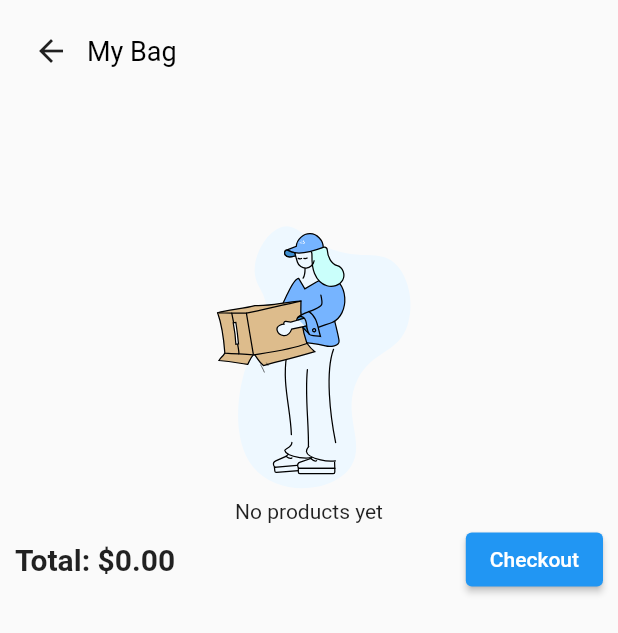
After one commit to UselessApe/e_commerce_app, a Flutter app: the UserBag screen opened directly, on a phone screen of 412 x 824 dp. The commit adds this screen. Shown: the top 633 px of the screen. Run offline on Flutter 3.47's test engine with Material 2 defaults, Android fonts, the phone set to English and light mode, and no system bars; our stand-ins replace cloud_firestore, firebase_auth, firebase_core, firebase_storage, flutter_riverpod, flutter_slidable and 2 more; missing offline and left inert: flutterfire_ui; accounts and stored records are empty; network calls fail.

Commit message:
mybagModel + userbagpage

```diff
--- /dev/null
+++ b/lib/app/pages/user_bag.dart
@@ -0,0 +1,82 @@
+import 'package:e_commerce_app/app/providers.dart';
+import 'package:e_commerce_app/widgets/empty_widget.dart';
+import 'package:flutter/material.dart';
+import 'package:flutter_riverpod/flutter_riverpod.dart';
+
+class UserBag extends ConsumerWidget {
+  const UserBag({Key? key}) : super(key: key);
+
+  @override
+  Widget build(BuildContext context, ref) {
+    final bagViewModel = ref.watch(bagProvider);
+    return Scaffold(
+      body: SafeArea(
+        child: Padding(
+          padding: const EdgeInsets.all(10.0),
+          child: Column(
+            crossAxisAlignment: CrossAxisAlignment.start,
+            children: [
+              // Back button
+              Row(
+                children: [
+                  IconButton(
+                    icon: const Icon(Icons.arrow_back),
+                    onPressed: () {
+                      Navigator.pop(context);
+                    },
+                  ),
+                  const Flexible(
+                    child: Text(
+                      "My Bag",
+                      style: TextStyle(color: Colors.black, fontSize: 18),
+                    ),
+                  ),
+                ],
+              ),
+
+              bagViewModel.productsBag.isEmpty
+                  ? const EmptyWidget()
+                  : Flexible(
+                      child: ListView.builder(
+                        itemCount: bagViewModel.totalProducts,
+                        itemBuilder: (context, index) {
+                          final product = bagViewModel.productsBag[index];
+                          return ListTile(
+                            title: Text(product.name),
+                            subtitle: Text("\$${product.price}"),
+                            trailing: IconButton(
+                              icon: const Icon(Icons.delete),
+                              onPressed: () {
+                                bagViewModel.removeProduct(product);
+                              },
+                            ),
+                          );
+                        },
+                      ),
+                    ),
+              Align(
+                alignment: FractionalOffset.bottomCenter,
+                child: Row(
+                  mainAxisAlignment: MainAxisAlignment.spaceBetween,
+                  children: [
+                    Text(
+                      "Total: \$${bagViewModel.totalPrice.toStringAsFixed(2)}",
+                      style: const TextStyle(
+                        fontSize: 20,
+                        fontWeight: FontWeight.bold,
+                      ),
+                    ),
+                    ElevatedButton(
+                      onPressed: () async {},
+                      child: const Text("Checkout"),
+                    ),
+                  ],
+                ),
+              ),
+            ],
+          ),
+        ),
+      ),
+    );
+  }
+}
--- a/lib/app/providers.dart
+++ b/lib/app/providers.dart
@@ -1,3 +1,4 @@
+import 'package:e_commerce_app/models/bag_view_model.dart';
 import 'package:e_commerce_app/services/firestore_service.dart';
 import 'package:e_commerce_app/services/storage_service.dart';
 import 'package:firebase_auth/firebase_auth.dart';
@@ -33,3 +34,7 @@ final storageProvider = Provider<StorageService?>((ref) {
 });
 
 final addImageProvider = StateProvider<XFile?>((_) => null);
+
+final bagProvider = ChangeNotifierProvider<BagViewModel>((ref) {
+  return BagViewModel();
+});
--- a/lib/widgets/empty_widget.dart
+++ b/lib/widgets/empty_widget.dart
@@ -12,7 +12,8 @@ class EmptyWidget extends StatelessWidget {
       child: Column(
         mainAxisSize: MainAxisSize.min,
         children: [
-          Lottie.asset("assets/anim/empty.json", width: 200, repeat: false),
+          const SizedBox(height: 75),
+          Lottie.asset("assets/anim/empty.json", width: 200, repeat: true),
           Text(text),
         ],
       ),
--- a/lib/widgets/user_top_bar.dart
+++ b/lib/widgets/user_top_bar.dart
@@ -1,3 +1,4 @@
+import 'package:e_commerce_app/app/pages/user_bag.dart';
 import 'package:flutter/material.dart';
 
 class UserTopBar extends StatelessWidget {
@@ -21,8 +22,8 @@ class UserTopBar extends StatelessWidget {
         ),
         IconButton(
           onPressed: () {
-            // Navigator.push(context,
-            //     MaterialPageRoute(builder: (context) => const UserBag()));
+            Navigator.push(context,
+                MaterialPageRoute(builder: (context) => const UserBag()));
           },
           icon: const Icon(Icons.shopping_bag),
         ),
```
Also changed, not shown: lib/app/pages/user/product_detail.dart (+11 -1 lines), lib/models/bag_view_model.dart (added, +33 -0 lines).
